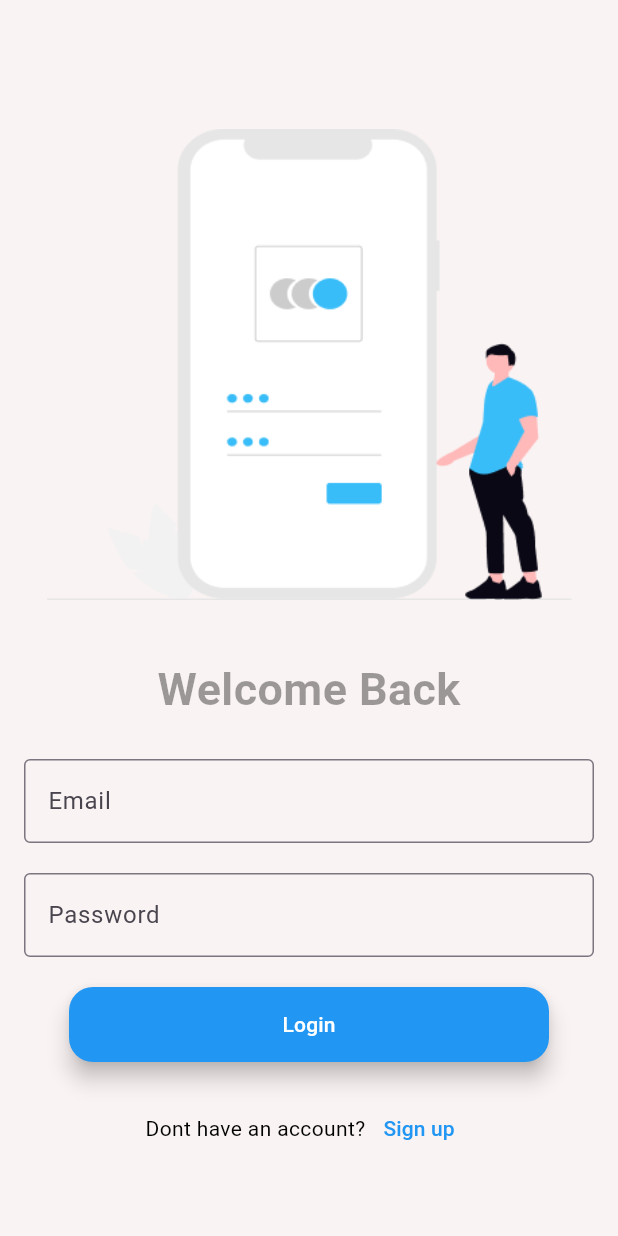
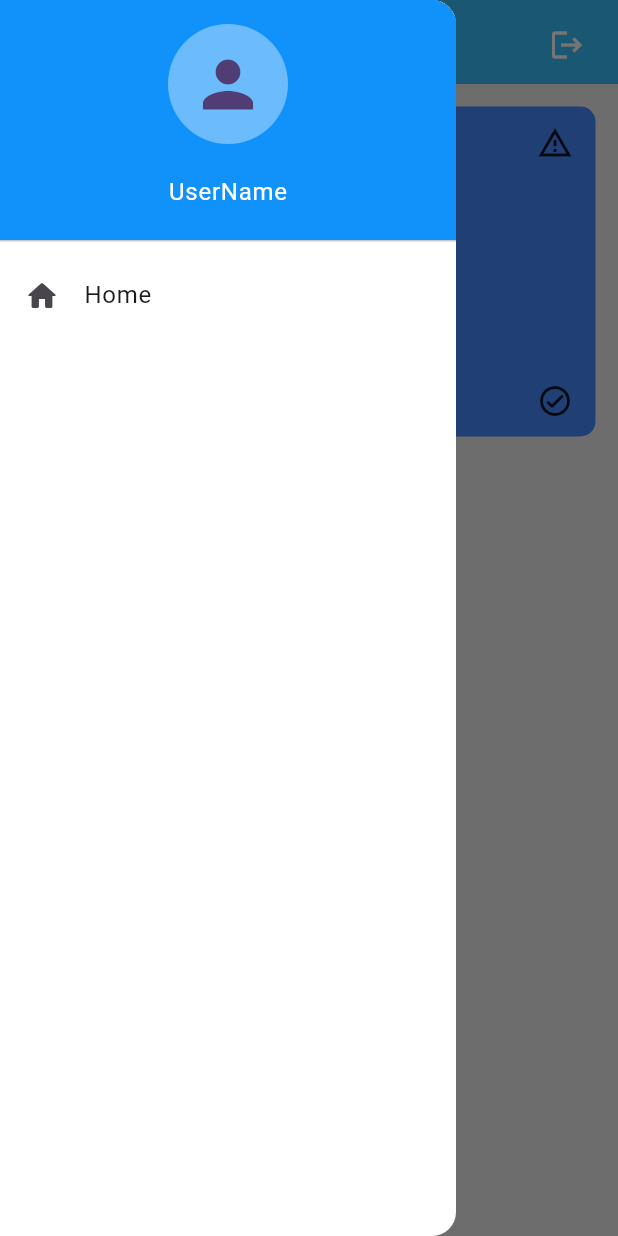
Before and after one commit to Israa050/FazaaAI, a Flutter app: the screen it shows after launch, with the side drawer open (before the commit the screen has no drawer), on a phone screen of 412 x 824 dp. Run offline on Flutter 3.47's test engine with Material 3 defaults, Android fonts, the light colour scheme and no system bars.

Commit message:
- added homepage - added homedrawer - added custom list tile

```diff
--- a/lib/features/auth/presentation/screens/login.dart
+++ b/lib/features/auth/presentation/screens/login.dart
@@ -7,10 +7,12 @@ class Login extends StatelessWidget {
   @override
   Widget build(BuildContext context) {
     return Scaffold(
-      backgroundColor: const Color.fromARGB(255, 250, 243, 243),
+      backgroundColor: Color(0xffEEEEEE),
+     // const Color.fromARGB(255, 250, 243, 243),
       body: Container(
         child: Padding(
           padding: const EdgeInsets.all(16.0),
+          child: SingleChildScrollView(
             child: Column(
               mainAxisAlignment: MainAxisAlignment.center,
               children: <Widget>[
@@ -75,6 +77,7 @@ class Login extends StatelessWidget {
             ),
           ),
         ),
+      ),
     );
   }
 }
--- /dev/null
+++ b/lib/features/home/home_page.dart
@@ -0,0 +1,53 @@
+import 'package:flutter/material.dart';
+import 'package:salam_hack/features/home/widgets/home_drawer.dart';
+import 'package:salam_hack/widgets/custom_icon_button.dart';
+import 'package:salam_hack/widgets/custom_list_tile.dart';
+
+class HomePage extends StatelessWidget {
+  const HomePage({super.key});
+
+  @override
+  Widget build(BuildContext context) {
+    return Scaffold(
+      appBar: AppBar(
+        title: Text(
+          'Hi, username',
+          style: TextStyle(
+            color: Colors.white,
+            fontWeight: FontWeight.bold,
+            fontSize: 18,
+          ),
+        ),
+        actions: [
+          Padding(
+            padding: EdgeInsets.all(10),
+            child: CustomIconButton(
+              onTap: (){},
+              icon: Icons.logout,
+            )
+          ),
+        ],
+        backgroundColor: Color(0xff38BDF8),
+        iconTheme: IconThemeData(color: Colors.white),
+      ),
+      drawer: HomeDrawer(),
+      backgroundColor: Color(0xffEEEEEE),
+      body: Center(
+        child: ListView(
+          children: [
+            //TODO: I will implement dynamic list behaviour after connecting with api
+            CustomListTile(
+              title: 'Offer',
+              content: "content",
+              fotter: "username",
+              topRightIcon: Icon(Icons.warning_amber_outlined,),
+              bottomLeftIcon: Icon(Icons.check_circle_outline_rounded),
+            ),
+
+          ],
+        ),
+      ),
+    );
+
+  }
+}
--- /dev/null
+++ b/lib/features/home/widgets/home_drawer.dart
@@ -0,0 +1,59 @@
+
+import 'package:flutter/material.dart';
+
+class HomeDrawer extends StatelessWidget {
+  const HomeDrawer({super.key});
+
+  @override
+  Widget build(BuildContext context) {
+    return Drawer(
+        backgroundColor:Colors.white,
+        child: ListView(
+          children: [
+            _buildDrawerHeader(),
+            //TODO: I will add items after adding routes
+            _buildDrawerItem(
+              icon: Icons.home_rounded,
+              title: 'Home',
+              onTap: (){}
+            ),
+          ],
+        ),
+      );
+  }
+
+  Widget _buildDrawerHeader(){
+    return DrawerHeader(
+      decoration: BoxDecoration(
+        color: Color(0xff1192FB),
+      ),
+      child: Column(
+      children: [
+        CircleAvatar(
+          backgroundColor: Colors.white38,
+          radius: 40,
+          child: Icon(Icons.person,size: 50,),
+        ),
+
+        SizedBox(height: 20,),
+        Text(
+          'UserName',
+          style: TextStyle(
+            color: Colors.white,
+          ),
+        ),
+      ],
+      ),
+    );
+  }
+
+   Widget _buildDrawerItem({required IconData icon, required String title, required GestureTapCallback onTap}){
+    return ListTile(
+      leading: Icon(icon),
+      minLeadingWidth: 5,
+      title: Text(title),
+      onTap: onTap,
+    );
+  }
+
+}
--- a/lib/main.dart
+++ b/lib/main.dart
@@ -1,5 +1,7 @@
 import 'package:flutter/material.dart';
 import 'package:salam_hack/features/auth/presentation/screens/login.dart';
+import 'package:salam_hack/features/auth/presentation/screens/signup.dart';
+import 'package:salam_hack/features/home/home_page.dart';
 
 void main() {
   runApp(const MyApp());
@@ -12,12 +14,13 @@ class MyApp extends StatelessWidget {
   @override
   Widget build(BuildContext context) {
     return MaterialApp(
+      debugShowCheckedModeBanner: false,
       title: 'Salam Hack',
       theme: ThemeData(
         colorScheme: ColorScheme.fromSeed(seedColor: Colors.deepPurple),
         useMaterial3: true,
       ),
-      home: Login(),
+      home: HomePage(),
     );
   }
 }
--- /dev/null
+++ b/lib/widgets/custom_icon_button.dart
@@ -0,0 +1,18 @@
+import 'package:flutter/material.dart';
+
+class CustomIconButton extends StatelessWidget {
+
+  IconData? icon;
+  Function()? onTap;
+  CustomIconButton({super.key,this.onTap,this.icon});
+
+  @override
+  Widget build(BuildContext context) {
+    return IconButton(
+      onPressed: onTap,
+      icon: Icon(
+        icon,
+      ),
+    );
+  }
+}
--- /dev/null
+++ b/lib/widgets/custom_list_tile.dart
@@ -0,0 +1,107 @@
+import 'package:flutter/material.dart';
+
+class CustomListTile extends StatelessWidget {
+
+  final String title;
+  final String content;
+  final String fotter;
+  Icon? topRightIcon;
+  Icon? bottomLeftIcon;
+
+  CustomListTile({
+    super.key,
+    required this.title,
+    required this.content,
+    required this.fotter,
+    this.topRightIcon,
+    this.bottomLeftIcon,
+  });
+  @override
+  Widget build(BuildContext context) {
+    return Container(
+      margin: EdgeInsets.all(15),
+      height: 220,
+      width: double.infinity,
+      decoration: BoxDecoration(
+        color: Colors.blueAccent,
+        borderRadius: BorderRadius.circular(10),
+      ),
+      child: Padding(
+        padding: const EdgeInsets.symmetric(horizontal: 15, vertical: 12),
+        child: SizedBox(
+          height: double.infinity,
+          // color: Colors.amber,
+          child: Stack(
+            children: [
+
+              if(topRightIcon != null)
+              Align(
+                alignment: Alignment.topRight,
+                child: topRightIcon,
+                // Icon(
+                //   Icons.warning_rounded,
+                //   color: Colors.red,
+                // ),
+              ),
+
+
+              Column(
+                crossAxisAlignment: CrossAxisAlignment.start,
+                children: [
+                  Padding(
+                    padding: const EdgeInsets.all(5),
+                    child: Text(
+                      title,
+                      style: TextStyle(
+                        color: Colors.purple,
+                        fontSize: 18,
+                      ),
+                    ),
+                  ),
+                  Padding(
+                    padding: const EdgeInsets.all(5),
+                    child: Text(
+                      textAlign: TextAlign.start,
+                      content,
+                      maxLines: 3,
+                      overflow: TextOverflow.ellipsis,
+                      style: TextStyle(
+                        color: Colors.white,
+                        fontSize: 18,
+                      ),
+                    ),
+                  ),
+
+                ],
+              ),
+
+               Padding(
+                    padding: const EdgeInsets.all(10),
+                    child: Align(
+                      alignment: Alignment.bottomLeft,
+                      child: Text(
+                        fotter,
+                        style: TextStyle(
+                          color: Colors.white,
+                          fontSize: 18,
+                        ),
+                      ),
+                    ),
+                  ),
+
+              if(bottomLeftIcon != null)
+              Align(
+                alignment: Alignment.bottomRight,
+                child: bottomLeftIcon,
+                // Icon(
+                //   Icons.check_circle,
+                //   color: Colors.lightGreen,
+                // ),
+              ),
+            ],
+          ),
+        ),
+      ),
+    );
+  }
+}
```
Lines whose indentation alone changed are shown as unchanged.
